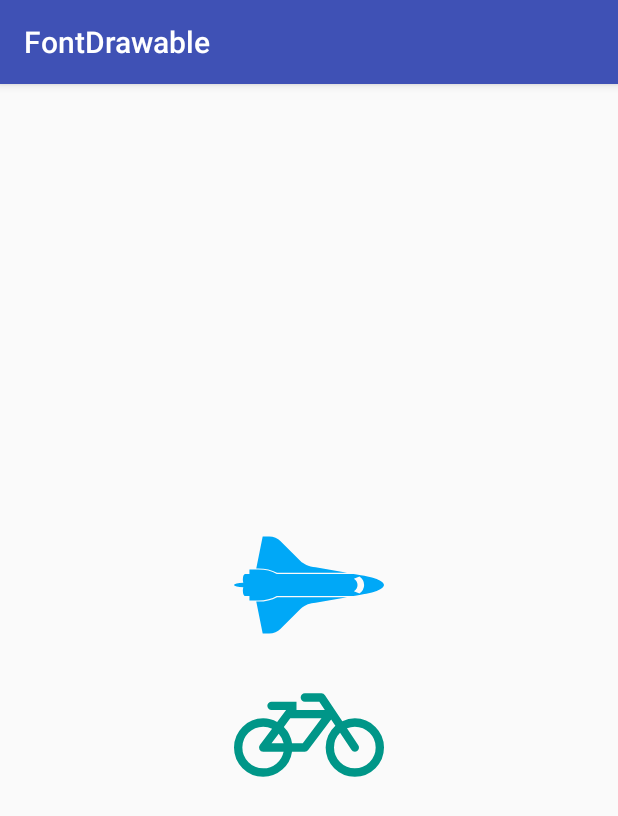
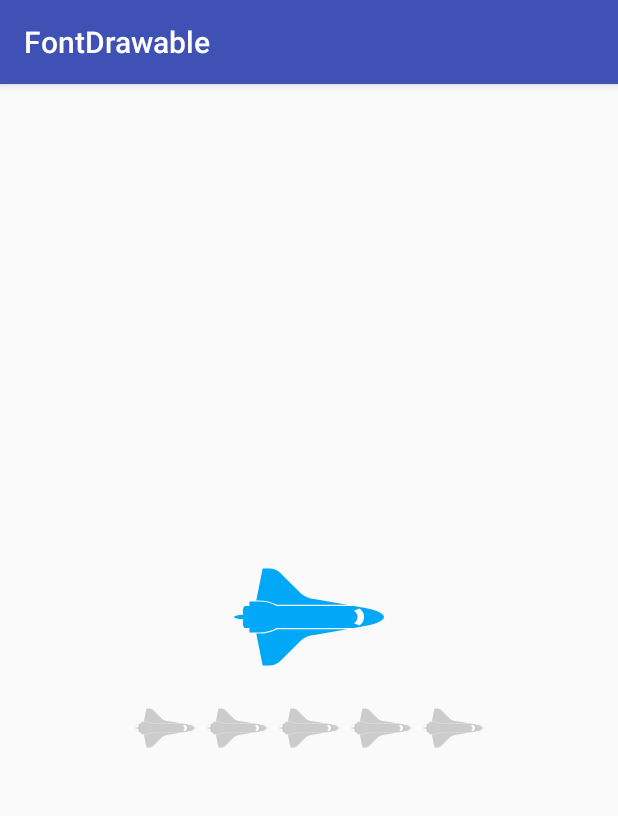
Before and after one commit to k4zy/FontDrawable, an Android app: the screen it shows after launch (MainActivity), on a phone screen of 412 x 824 dp. Shown: the top 816 px of the screen. Run offline under Robolectric (Android 15) with nearby library versions, the phone set to English and light mode, and no system bars.

Commit message:
Update sample code and README

```diff
--- a/sample/src/main/java/com/kazy/fontdrawable/sample/MainActivity.java
+++ b/sample/src/main/java/com/kazy/fontdrawable/sample/MainActivity.java
@@ -1,12 +1,14 @@
 package com.kazy.fontdrawable.sample;
 
 import com.kazy.fontdrawable.FontDrawable;
+import com.kazy.fontdrawable.FontProgressDrawable;
 
-import android.graphics.Bitmap;
+import android.graphics.Color;
 import android.os.Bundle;
 import android.support.annotation.ColorInt;
 import android.support.v7.app.AppCompatActivity;
 import android.widget.ImageView;
+import android.widget.RatingBar;
 
 public class MainActivity extends AppCompatActivity {
 
@@ -14,13 +16,8 @@ public class MainActivity extends AppCompatActivity {
 
     static final char SPACE_SHUTTLE_CODE = '\uf197';
 
-    static final char BICYCLE_CODE = '\uf206';
-
     @ColorInt
     static final int MATERIAL_BLUE = 0xff00a8f7;
-
-    @ColorInt
-    static final int MATERIAL_GREEN = 0xff009688;
 
     @Override
     protected void onCreate(Bundle savedInstanceState) {
@@ -34,12 +31,13 @@ public class MainActivity extends AppCompatActivity {
                 .build();
         drawableImageView.setImageDrawable(spaceShuttle);
 
-        ImageView bitmapImageView = (ImageView) findViewById(R.id.bitmap_image_view);
-        Bitmap bicycle = new FontDrawable.Builder(this, BICYCLE_CODE, CUSTOM_FONT_PATH)
-                .setSizeDp(100)
-                .setColor(MATERIAL_GREEN)
-                .build()
-                .toBitmap();
-        bitmapImageView.setImageBitmap(bicycle);
+        RatingBar ratingBar = (RatingBar) findViewById(R.id.rating_bar);
+        FontProgressDrawable progressDrawable = new FontProgressDrawable.Builder(this, SPACE_SHUTTLE_CODE, CUSTOM_FONT_PATH)
+                .setProgressColor(MATERIAL_BLUE)
+                .setBackGroundColor(Color.LTGRAY)
+                .setPaddingDp(4)
+                .build();
+        ratingBar.setProgressDrawable(progressDrawable);
     }
+
 }
--- a/sample/src/main/res/layout/activity_main.xml
+++ b/sample/src/main/res/layout/activity_main.xml
@@ -9,8 +9,9 @@
             android:id="@+id/drawable_image_view"
             android:layout_width="100dp"
             android:layout_height="100dp"/>
-    <ImageView
-            android:id="@+id/bitmap_image_view"
-            android:layout_width="100dp"
-            android:layout_height="100dp"/>
+    <RatingBar
+            android:id="@+id/rating_bar"
+            android:numStars="5"
+            android:layout_width="wrap_content"
+            android:layout_height="wrap_content"/>
 </LinearLayout>
```
Also changed, not shown: 1 other file.
